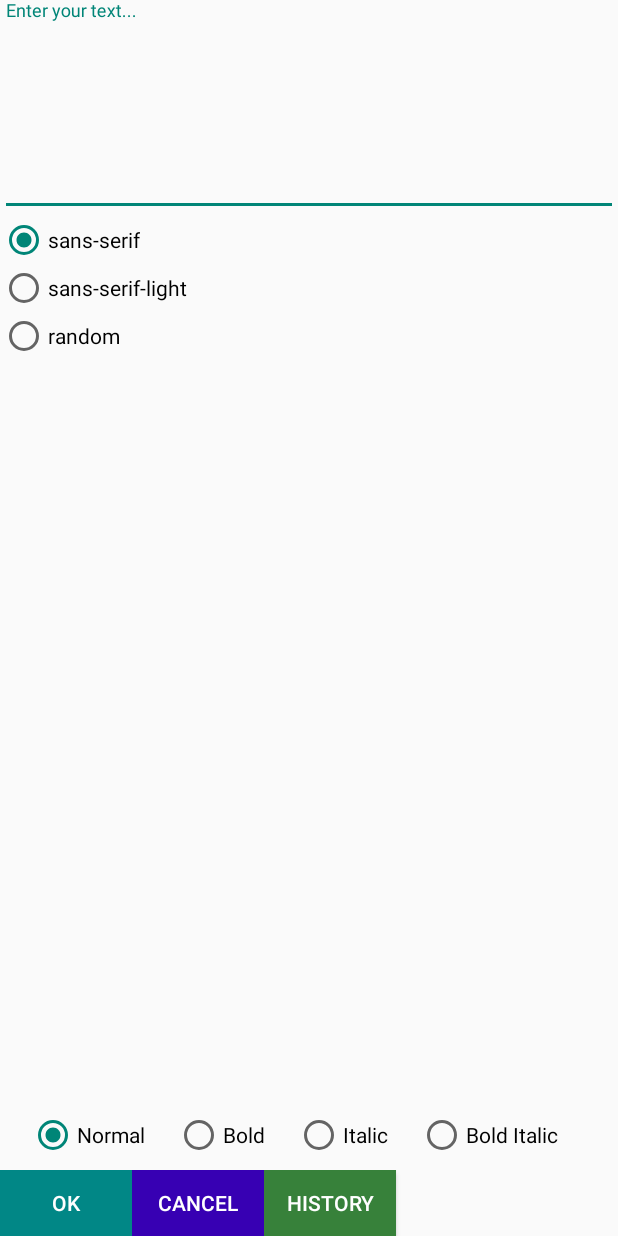
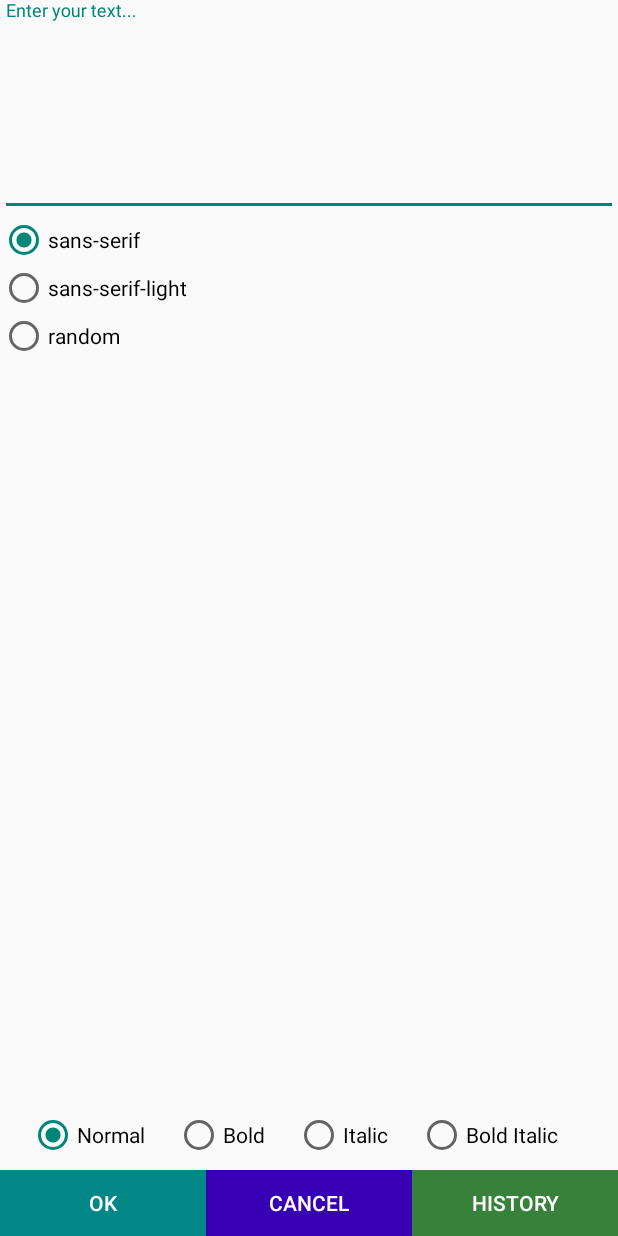
Before and after one commit to Hlebushkek/AndroidDevKPI, an Android app: the screen it shows after launch (MainActivity), on a phone screen of 412 x 824 dp. Run offline under Robolectric (Android 15) with nearby library versions, the phone set to English and light mode, and no system bars; our stand-ins replace navigation-ui.

Commit message:
Lab3 fix buttons size and positon

```diff
--- a/Lab1/app/src/main/res/layout/fragment_main.xml
+++ b/Lab1/app/src/main/res/layout/fragment_main.xml
@@ -53,6 +53,7 @@
             android:layout_height="44dp"
             android:gravity="fill_horizontal"
             android:orientation="horizontal"
+            android:weightSum="3"
             app:layout_constraintBottom_toBottomOf="parent"
             app:layout_constraintEnd_toEndOf="parent"
             app:layout_constraintStart_toStartOf="parent">
@@ -61,6 +62,7 @@
                 android:id="@+id/okButton"
                 android:layout_width="wrap_content"
                 android:layout_height="wrap_content"
+                android:layout_weight="1"
                 android:background="@drawable/okbutton"
                 android:text="@android:string/ok"
                 android:textColor="#FFFFFF" />
@@ -69,6 +71,7 @@
                 android:id="@+id/cancelButton"
                 android:layout_width="wrap_content"
                 android:layout_height="wrap_content"
+                android:layout_weight="1"
                 android:background="@drawable/cancelbutton"
                 android:text="@android:string/cancel"
                 android:textColor="#FFFFFF" />
@@ -77,6 +80,7 @@
                 android:id="@+id/historyButton"
                 android:layout_width="wrap_content"
                 android:layout_height="wrap_content"
+                android:layout_weight="1"
                 android:background="#37813A"
                 android:text="History"
                 android:textColor="#FFFFFF" />
```
